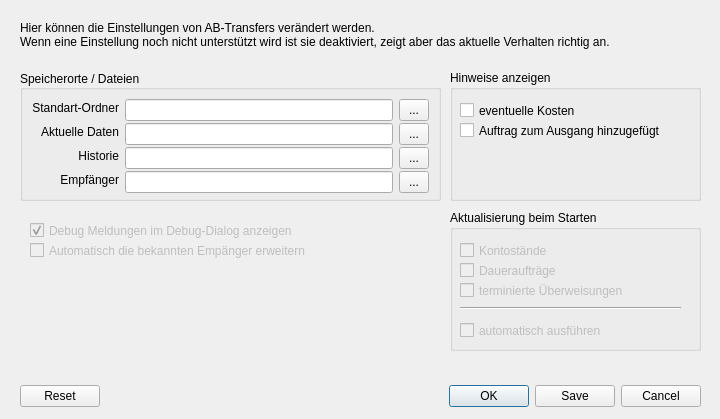
Old version of the form src/dialogs/dialogsettings.ui in the repository schmufu/abtransfers.
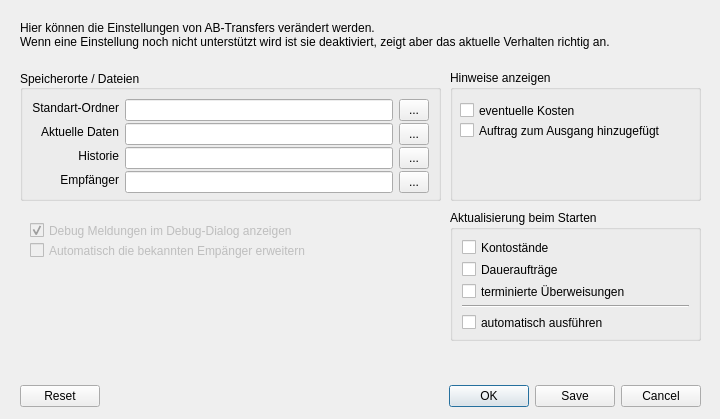
New version of the form. Icons and pictures are not drawn.

Diff of the .ui file:
```diff
--- a/src/dialogs/dialogsettings.ui
+++ b/src/dialogs/dialogsettings.ui
@@ -378,7 +378,7 @@
      <x>450</x>
      <y>210</y>
      <width>251</width>
-     <height>141</height>
+     <height>131</height>
     </rect>
    </property>
    <property name="whatsThis">
@@ -397,17 +397,14 @@
    <property name="title">
     <string>Aktualisierung beim Starten</string>
    </property>
-   <widget class="QCheckBox" name="checkBox_2">
-    <property name="enabled">
-     <bool>false</bool>
-    </property>
-    <property name="geometry">
-     <rect>
-      <x>10</x>
-      <y>30</y>
-      <width>231</width>
-      <height>21</height>
-     </rect>
+   <layout class="QVBoxLayout" name="verticalLayout">
+    <item>
+     <widget class="QCheckBox" name="checkBox_getBalance">
+      <property name="minimumSize">
+       <size>
+        <width>0</width>
+        <height>17</height>
+       </size>
     </property>
     <property name="toolTip">
      <string>Wenn aktiviert wird automatisch beim starten des
@@ -418,17 +415,14 @@
      <string>Kontostände</string>
     </property>
    </widget>
-   <widget class="QCheckBox" name="checkBox_3">
-    <property name="enabled">
-     <bool>false</bool>
-    </property>
-    <property name="geometry">
-     <rect>
-      <x>10</x>
-      <y>50</y>
-      <width>231</width>
-      <height>21</height>
-     </rect>
+    </item>
+    <item>
+     <widget class="QCheckBox" name="checkBox_getStandingOrders">
+      <property name="minimumSize">
+       <size>
+        <width>0</width>
+        <height>17</height>
+       </size>
     </property>
     <property name="toolTip">
      <string>Wenn aktiviert wird automatisch beim starten des
@@ -439,17 +433,14 @@
      <string>Daueraufträge</string>
     </property>
    </widget>
-   <widget class="QCheckBox" name="checkBox_4">
-    <property name="enabled">
-     <bool>false</bool>
-    </property>
-    <property name="geometry">
-     <rect>
-      <x>10</x>
-      <y>70</y>
-      <width>231</width>
-      <height>21</height>
-     </rect>
+    </item>
+    <item>
+     <widget class="QCheckBox" name="checkBox_getDatedTransfers">
+      <property name="minimumSize">
+       <size>
+        <width>0</width>
+        <height>17</height>
+       </size>
     </property>
     <property name="toolTip">
      <string>Wenn aktiviert wird automatisch beim starten des
@@ -460,30 +451,21 @@
      <string>terminierte Überweisungen</string>
     </property>
    </widget>
+    </item>
+    <item>
    <widget class="Line" name="line">
-    <property name="geometry">
-     <rect>
-      <x>10</x>
-      <y>90</y>
-      <width>221</width>
-      <height>16</height>
-     </rect>
-    </property>
     <property name="orientation">
      <enum>Qt::Horizontal</enum>
     </property>
    </widget>
-   <widget class="QCheckBox" name="checkBox_5">
-    <property name="enabled">
-     <bool>false</bool>
-    </property>
-    <property name="geometry">
-     <rect>
-      <x>10</x>
-      <y>110</y>
-      <width>231</width>
-      <height>21</height>
-     </rect>
+    </item>
+    <item>
+     <widget class="QCheckBox" name="checkBox_executeAtStart">
+      <property name="minimumSize">
+       <size>
+        <width>0</width>
+        <height>17</height>
+       </size>
     </property>
     <property name="toolTip">
      <string>Wenn aktiviert werden die gewählten Aufträge nicht nur
@@ -494,6 +476,8 @@
      <string>automatisch ausführen</string>
     </property>
    </widget>
+    </item>
+   </layout>
   </widget>
  </widget>
  <tabstops>
```
Left out of the diff: 7 changed lines with no effect on the pictures. Lines whose indentation alone changed are shown as unchanged.
